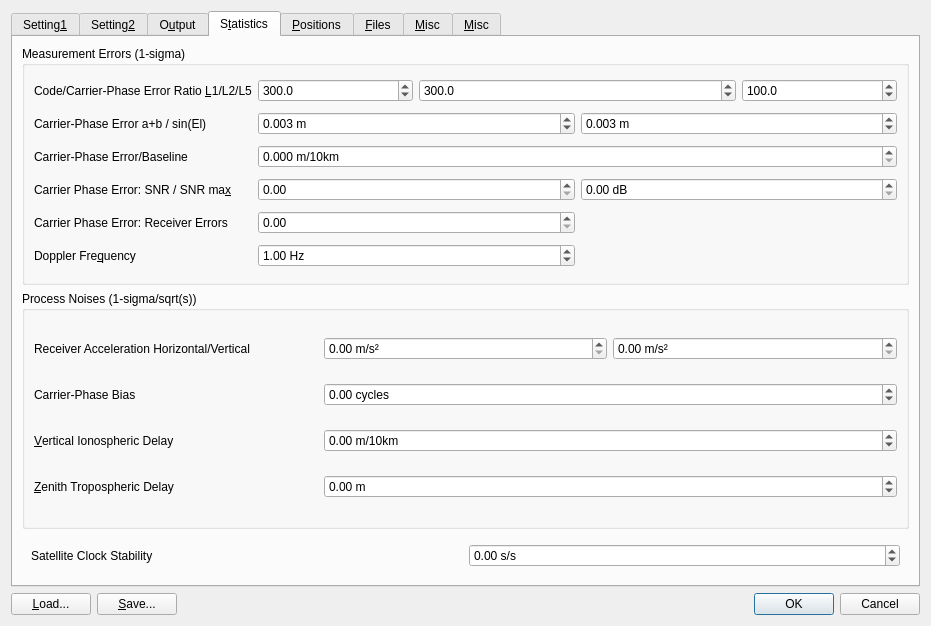
Old version of the form app/qtapp/appcmn_qt/navi_post_opt.ui in the repository ourairquality/RTKLIB.
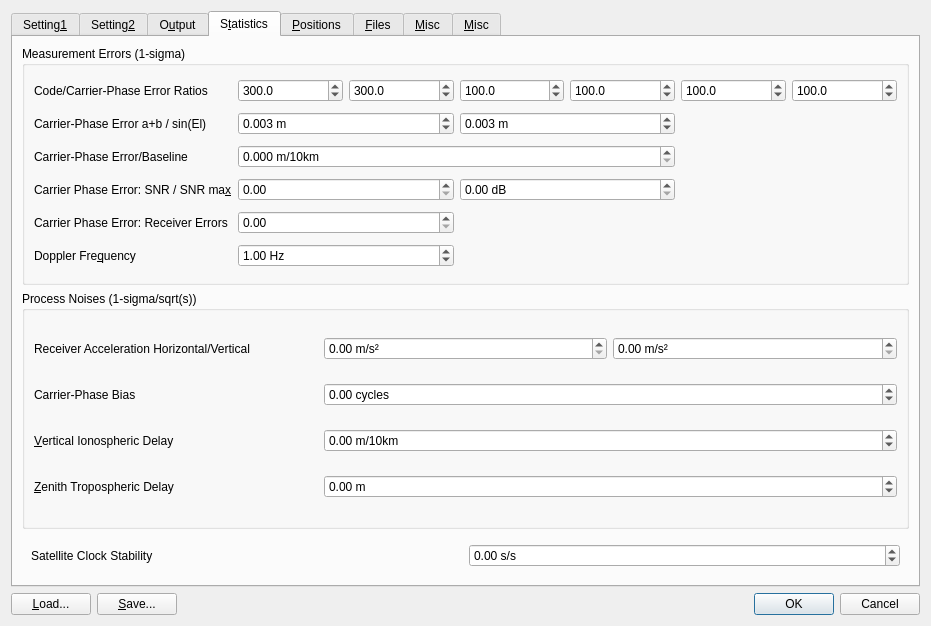
New version of the form. The open tabs and pages were chosen to show the change. Icons and pictures are not drawn. Custom widgets are drawn as their Qt base class.

Diff of the .ui file:
```diff
--- a/app/qtapp/appcmn_qt/navi_post_opt.ui
+++ b/app/qtapp/appcmn_qt/navi_post_opt.ui
@@ -1921,10 +1921,90 @@
             </property>
            </widget>
           </item>
+          <item row="1" column="1">
+           <widget class="QDoubleSpinBox" name="sBMeasurementErrorR1">
+            <property name="toolTip">
+             <string>&lt;html&gt;&lt;head/&gt;&lt;body&gt;&lt;p&gt;Set the ratio of standard deviations of pseudorange errors to carrier-phase errors for F1 (option: &lt;span style=&quot; font-style:italic;&quot;&gt;stats-eratio1&lt;/span&gt;)&lt;/p&gt;&lt;/body&gt;&lt;/html&gt;</string>
+            </property>
+            <property name="decimals">
+             <number>1</number>
+            </property>
+            <property name="maximum">
+             <double>10000.000000000000000</double>
+            </property>
+            <property name="value">
+             <double>300.000000000000000</double>
+            </property>
+           </widget>
+          </item>
+          <item row="1" column="2">
+           <widget class="QDoubleSpinBox" name="sBMeasurementErrorR2">
+            <property name="toolTip">
+             <string>&lt;html&gt;&lt;head/&gt;&lt;body&gt;&lt;p&gt;Set the ratio of standard deviations of pseudorange errors to carrier-phase errors for F2 (option: &lt;span style=&quot; font-style:italic;&quot;&gt;stats-eratio2&lt;/span&gt;)&lt;/p&gt;&lt;/body&gt;&lt;/html&gt;</string>
+            </property>
+            <property name="decimals">
+             <number>1</number>
+            </property>
+            <property name="maximum">
+             <double>10000.000000000000000</double>
+            </property>
+            <property name="value">
+             <double>300.000000000000000</double>
+            </property>
+           </widget>
+          </item>
+          <item row="1" column="3">
+           <widget class="QDoubleSpinBox" name="sBMeasurementErrorR3">
+            <property name="toolTip">
+             <string>&lt;html&gt;&lt;head/&gt;&lt;body&gt;&lt;p&gt;Set the ratio of standard deviations of pseudorange errors to carrier-phase errors for F3 (option: &lt;span style=&quot; font-style:italic;&quot;&gt;stats-eratio3&lt;/span&gt;)&lt;/p&gt;&lt;/body&gt;&lt;/html&gt;</string>
+            </property>
+            <property name="decimals">
+             <number>1</number>
+            </property>
+            <property name="maximum">
+             <double>10000.000000000000000</double>
+            </property>
+            <property name="value">
+             <double>100.000000000000000</double>
+            </property>
+           </widget>
+          </item>
           <item row="1" column="4">
+           <widget class="QDoubleSpinBox" name="sBMeasurementErrorR4">
+            <property name="toolTip">
+             <string>&lt;html&gt;&lt;head/&gt;&lt;body&gt;&lt;p&gt;Set the ratio of standard deviations of pseudorange errors to carrier-phase errors for F4 (option: &lt;span style=&quot; font-style:italic;&quot;&gt;stats-eratio4&lt;/span&gt;)&lt;/p&gt;&lt;/body&gt;&lt;/html&gt;</string>
+            </property>
+            <property name="decimals">
+             <number>1</number>
+            </property>
+            <property name="maximum">
+             <double>10000.000000000000000</double>
+            </property>
+            <property name="value">
+             <double>100.000000000000000</double>
+            </property>
+           </widget>
+          </item>
+          <item row="1" column="5">
            <widget class="QDoubleSpinBox" name="sBMeasurementErrorR5">
             <property name="toolTip">
-             <string>&lt;html&gt;&lt;head/&gt;&lt;body&gt;&lt;p&gt;Set the ratio of standard deviations of pseudorange errors to carrier-phase errors for L5 (option: &lt;span style=&quot; font-style:italic;&quot;&gt;stats-eratio5&lt;/span&gt;)&lt;/p&gt;&lt;/body&gt;&lt;/html&gt;</string>
+             <string>&lt;html&gt;&lt;head/&gt;&lt;body&gt;&lt;p&gt;Set the ratio of standard deviations of pseudorange errors to carrier-phase errors for F5 (option: &lt;span style=&quot; font-style:italic;&quot;&gt;stats-eratio5&lt;/span&gt;)&lt;/p&gt;&lt;/body&gt;&lt;/html&gt;</string>
+            </property>
+            <property name="decimals">
+             <number>1</number>
+            </property>
+            <property name="maximum">
+             <double>10000.000000000000000</double>
+            </property>
+            <property name="value">
+             <double>100.000000000000000</double>
+            </property>
+           </widget>
+          </item>
+          <item row="1" column="6">
+           <widget class="QDoubleSpinBox" name="sBMeasurementErrorR6">
+            <property name="toolTip">
+             <string>&lt;html&gt;&lt;head/&gt;&lt;body&gt;&lt;p&gt;Set the ratio of standard deviations of pseudorange errors to carrier-phase errors for F6 (option: &lt;span style=&quot; font-style:italic;&quot;&gt;stats-eratio6&lt;/span&gt;)&lt;/p&gt;&lt;/body&gt;&lt;/html&gt;</string>
             </property>
             <property name="decimals">
              <number>1</number>
@@ -1963,38 +2043,6 @@
             </property>
            </widget>
           </item>
-          <item row="1" column="2" colspan="2">
-           <widget class="QDoubleSpinBox" name="sBMeasurementErrorR2">
-            <property name="toolTip">
-             <string>&lt;html&gt;&lt;head/&gt;&lt;body&gt;&lt;p&gt;Set the ratio of standard deviations of pseudorange errors to carrier-phase errors for L2 (option: &lt;span style=&quot; font-style:italic;&quot;&gt;stats-eratio2&lt;/span&gt;)&lt;/p&gt;&lt;/body&gt;&lt;/html&gt;</string>
-            </property>
-            <property name="decimals">
-             <number>1</number>
-            </property>
-            <property name="maximum">
-             <double>10000.000000000000000</double>
-            </property>
-            <property name="value">
-             <double>300.000000000000000</double>
-            </property>
-           </widget>
-          </item>
-          <item row="1" column="1">
-           <widget class="QDoubleSpinBox" name="sBMeasurementErrorR1">
-            <property name="toolTip">
-             <string>&lt;html&gt;&lt;head/&gt;&lt;body&gt;&lt;p&gt;Set the ratio of standard deviations of pseudorange errors to carrier-phase errors for L1 (option: &lt;span style=&quot; font-style:italic;&quot;&gt;stats-eratio1&lt;/span&gt;)&lt;/p&gt;&lt;/body&gt;&lt;/html&gt;</string>
-            </property>
-            <property name="decimals">
-             <number>1</number>
-            </property>
-            <property name="maximum">
-             <double>10000.000000000000000</double>
-            </property>
-            <property name="value">
-             <double>300.000000000000000</double>
-            </property>
-           </widget>
-          </item>
           <item row="5" column="1" colspan="4">
            <widget class="QDoubleSpinBox" name="sBMeasurementError4">
             <property name="toolTip">
@@ -2068,7 +2116,7 @@
              <bool>true</bool>
             </property>
             <property name="text">
-             <string>Code/Carrier-Phase Error Ratio &amp;L1/L2/L5</string>
+             <string>Code/Carrier-Phase Error Ratios</string>
             </property>
             <property name="buddy">
              <cstring>sBMeasurementErrorR1</cstring>
```
Left out of the diff: 3 changed lines with no effect on the pictures.
